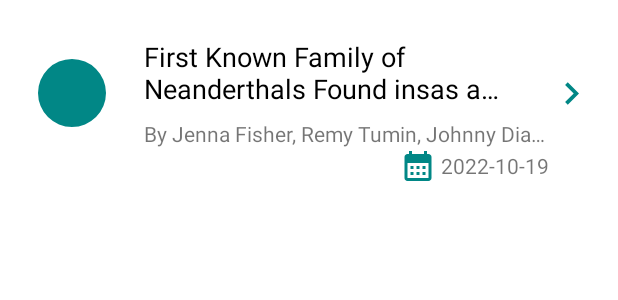
After one commit to faheemriaz-eng/NyTimes-News, an Android app: the layout layout_item_article_headline.xml on its own in the app's theme, with its tools: preview values and no code run, on a phone screen of 412 x 824 dp. The commit adds this screen. Shown: the top 300 px of the screen. Run offline under Robolectric (Android 15) with nearby library versions, the phone set to English and light mode, and no system bars; network calls fail.

Commit message:
- Add RecyclerView Adapter - Add Item layout - Add image url in domain model - Handle HomeUiState Success and display list

```diff
--- a/app/build.gradle
+++ b/app/build.gradle
@@ -67,6 +67,10 @@ dependencies {
     // Lifecycles
     implementation "androidx.lifecycle:lifecycle-viewmodel-ktx:2.5.1"
 
+    // Glide
+    implementation 'com.github.bumptech.glide:glide:4.13.0'
+    annotationProcessor 'com.github.bumptech.glide:compiler:4.13.0'
+
 
     // Unit testing
     testImplementation 'junit:junit:4.13.2'
--- a/app/src/main/java/com/faheem/readers/domain/models/Article.kt
+++ b/app/src/main/java/com/faheem/readers/domain/models/Article.kt
@@ -1,3 +1,3 @@
 package com.faheem.readers.domain.models
 
-data class Article(val title: String, val by: String, val publishDate: String)
+data class Article(val title: String, val by: String, val publishDate: String, val imageUrl: String)
--- a/app/src/main/java/com/faheem/readers/domain/usecases/GetArticlesUseCase.kt
+++ b/app/src/main/java/com/faheem/readers/domain/usecases/GetArticlesUseCase.kt
@@ -24,7 +24,7 @@ class GetArticlesUseCase @Inject constructor(private val repository: ArticlesRep
         .onCompletion { emit(DataState.Loading(false)) }
         .catch { ex ->
             emit(DataState.Loading(false))
-            DataState.Error(ex.message ?: "Something went wrong")
+            emit(DataState.Error(ex.message ?: "Something went wrong"))
         }
 
 }
--- a/app/src/main/java/com/faheem/readers/ui/home/HomeViewModel.kt
+++ b/app/src/main/java/com/faheem/readers/ui/home/HomeViewModel.kt
@@ -8,6 +8,7 @@ import com.faheem.readers.domain.DataState
 import com.faheem.readers.domain.models.Article
 import com.faheem.readers.domain.usecases.GetArticlesUseCase
 import dagger.hilt.android.lifecycle.HiltViewModel
+import kotlinx.coroutines.flow.collectLatest
 import kotlinx.coroutines.launch
 import javax.inject.Inject
 
@@ -24,7 +25,7 @@ class HomeViewModel @Inject constructor(private val useCase: GetArticlesUseCase)
 
      fun getArticles(timePeriod: Int) {
         viewModelScope.launch {
-            useCase.fetchArticles(timePeriod).collect {
+            useCase.fetchArticles(timePeriod).collectLatest {
                 when (it) {
                     is DataState.Loading -> {
                         _uiState.value = HomeUiState.Loading(it.isLoading)
--- /dev/null
+++ b/app/src/main/res/drawable/ic_calender.xml
@@ -0,0 +1,5 @@
+<vector android:height="24dp" android:tint="#000000"
+    android:viewportHeight="24" android:viewportWidth="24"
+    android:width="24dp" xmlns:android="http://schemas.android.com/apk/res/android">
+    <path android:fillColor="@android:color/white" android:pathData="M19,4h-1V2h-2v2H8V2H6v2H5C3.89,4 3.01,4.9 3.01,6L3,20c0,1.1 0.89,2 2,2h14c1.1,0 2,-0.9 2,-2V6C21,4.9 20.1,4 19,4zM19,20H5V10h14V20zM9,14H7v-2h2V14zM13,14h-2v-2h2V14zM17,14h-2v-2h2V14zM9,18H7v-2h2V18zM13,18h-2v-2h2V18zM17,18h-2v-2h2V18z"/>
+</vector>
--- /dev/null
+++ b/app/src/main/res/drawable/ic_right.xml
@@ -0,0 +1,5 @@
+<vector android:autoMirrored="true" android:height="24dp"
+    android:tint="#000000" android:viewportHeight="24"
+    android:viewportWidth="24" android:width="24dp" xmlns:android="http://schemas.android.com/apk/res/android">
+    <path android:fillColor="@android:color/white" android:pathData="M8.59,16.59L13.17,12 8.59,7.41 10,6l6,6 -6,6 -1.41,-1.41z"/>
+</vector>
--- /dev/null
+++ b/app/src/main/res/layout/layout_item_article_headline.xml
@@ -0,0 +1,90 @@
+<?xml version="1.0" encoding="utf-8"?>
+<androidx.constraintlayout.widget.ConstraintLayout xmlns:android="http://schemas.android.com/apk/res/android"
+    xmlns:app="http://schemas.android.com/apk/res-auto"
+    xmlns:tools="http://schemas.android.com/tools"
+    android:layout_width="match_parent"
+    android:layout_height="wrap_content"
+    android:animateLayoutChanges="true"
+    android:paddingStart="25dp"
+    android:paddingTop="25dp"
+    android:paddingEnd="0dp">
+
+    <com.google.android.material.imageview.ShapeableImageView
+        android:id="@+id/image"
+        android:layout_width="45dp"
+        android:layout_height="45dp"
+        android:background="@color/teal_700"
+        app:layout_constraintBottom_toBottomOf="@+id/tvCreatedBy"
+        app:layout_constraintStart_toStartOf="parent"
+        app:layout_constraintTop_toTopOf="@id/tvTitle"
+        app:shapeAppearance="@style/shapeAppearance.App.CircleImageView.MediumComponent" />
+
+    <com.google.android.material.textview.MaterialTextView
+        android:id="@+id/tvTitle"
+        style="@style/TextAppearance.AppCompat.Medium"
+        android:layout_width="0dp"
+        android:layout_height="wrap_content"
+        android:layout_marginStart="25dp"
+        android:layout_marginEnd="24dp"
+        android:ellipsize="end"
+        android:lines="2"
+        android:textColor="@color/black"
+        app:layout_constraintEnd_toStartOf="@id/ivDetail"
+        app:layout_constraintStart_toEndOf="@id/image"
+        app:layout_constraintTop_toTopOf="parent"
+        tools:text="First Known Family of Neanderthals Found insas assa asa sasa assa  Russian Cave eeeesa" />
+
+    <com.google.android.material.textview.MaterialTextView
+        android:id="@+id/tvCreatedBy"
+        style="@style/TextAppearance.AppCompat.Small"
+        android:layout_width="0dp"
+        android:layout_height="wrap_content"
+        android:layout_marginTop="8dp"
+        android:ellipsize="end"
+        android:lines="1"
+        app:layout_constraintEnd_toStartOf="@id/ivDetail"
+        app:layout_constraintStart_toStartOf="@id/tvTitle"
+        app:layout_constraintTop_toBottomOf="@id/tvTitle"
+        tools:text="By Jenna Fisher, Remy Tumin, Johnny Diaz and Julie Bosman" />
+
+    <androidx.appcompat.widget.LinearLayoutCompat
+        android:id="@+id/lyDateContainer"
+        android:layout_width="wrap_content"
+        android:layout_height="wrap_content"
+        android:gravity="center"
+        android:orientation="horizontal"
+        app:layout_constraintEnd_toStartOf="@id/ivDetail"
+        app:layout_constraintTop_toBottomOf="@id/tvCreatedBy">
+
+        <ImageView
+            android:id="@+id/ivCalender"
+            android:layout_width="wrap_content"
+            android:layout_height="wrap_content"
+            android:contentDescription="@string/app_name"
+            android:src="@drawable/ic_calender"
+            app:tint="@color/teal_700" />
+
+        <com.google.android.material.textview.MaterialTextView
+            android:id="@+id/tvPublishDate"
+            style="@style/TextAppearance.AppCompat.Small"
+            android:layout_width="wrap_content"
+            android:layout_height="wrap_content"
+            android:layout_marginStart="3dp"
+            tools:text="2022-10-19" />
+
+    </androidx.appcompat.widget.LinearLayoutCompat>
+
+
+    <ImageView
+        android:id="@+id/ivDetail"
+        android:layout_width="30dp"
+        android:layout_height="30dp"
+        android:layout_marginEnd="16dp"
+        android:contentDescription="@string/app_name"
+        android:src="@drawable/ic_right"
+        app:layout_constraintBottom_toBottomOf="@+id/tvCreatedBy"
+        app:layout_constraintEnd_toEndOf="parent"
+        app:layout_constraintTop_toTopOf="@id/tvTitle"
+        app:tint="@color/teal_700" />
+
+</androidx.constraintlayout.widget.ConstraintLayout>
--- a/app/src/main/res/values/colors.xml
+++ b/app/src/main/res/values/colors.xml
@@ -7,4 +7,5 @@
     <color name="teal_700">#FF018786</color>
     <color name="black">#FF000000</color>
     <color name="white">#FFFFFFFF</color>
+    <color name="grey">#E8E8E8</color>
 </resources>
--- /dev/null
+++ b/app/src/main/res/values/styles.xml
@@ -0,0 +1,9 @@
+<?xml version="1.0" encoding="utf-8"?>
+<resources>
+
+    <style name="shapeAppearance.App.CircleImageView.MediumComponent" parent="ShapeAppearance.MaterialComponents.MediumComponent">
+        <item name="cornerFamily">rounded</item>
+        <item name="cornerSize">50%</item>
+    </style>
+
+</resources>
```
Also changed, not shown: app/src/main/java/com/faheem/readers/data/dtos/ArticlesDto.kt (+6 -1 lines), app/src/main/java/com/faheem/readers/ui/home/HomeActivity.kt (+18 -4 lines), app/src/main/java/com/faheem/readers/ui/home/adapter/ArticlesAdapter.kt (added, +43 -0 lines), app/src/main/java/com/faheem/readers/ui/home/adapter/ArticlesViewHolder.kt (added, +21 -0 lines), app/src/main/res/layout/activity_home.xml (+10 -0 lines).
